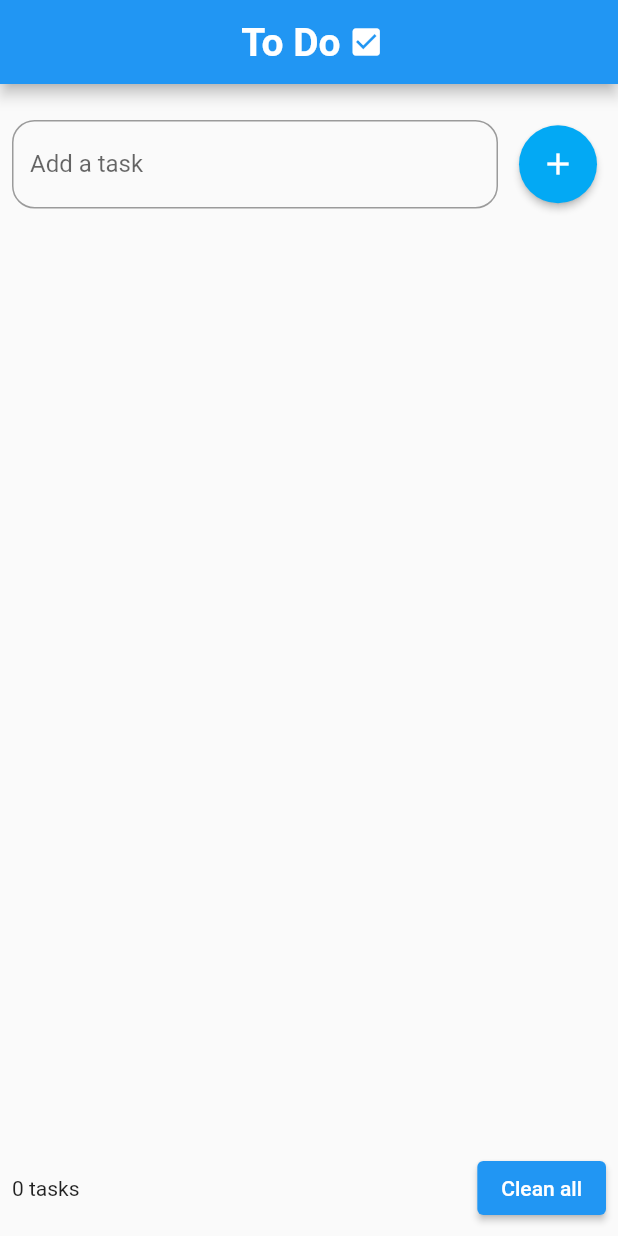
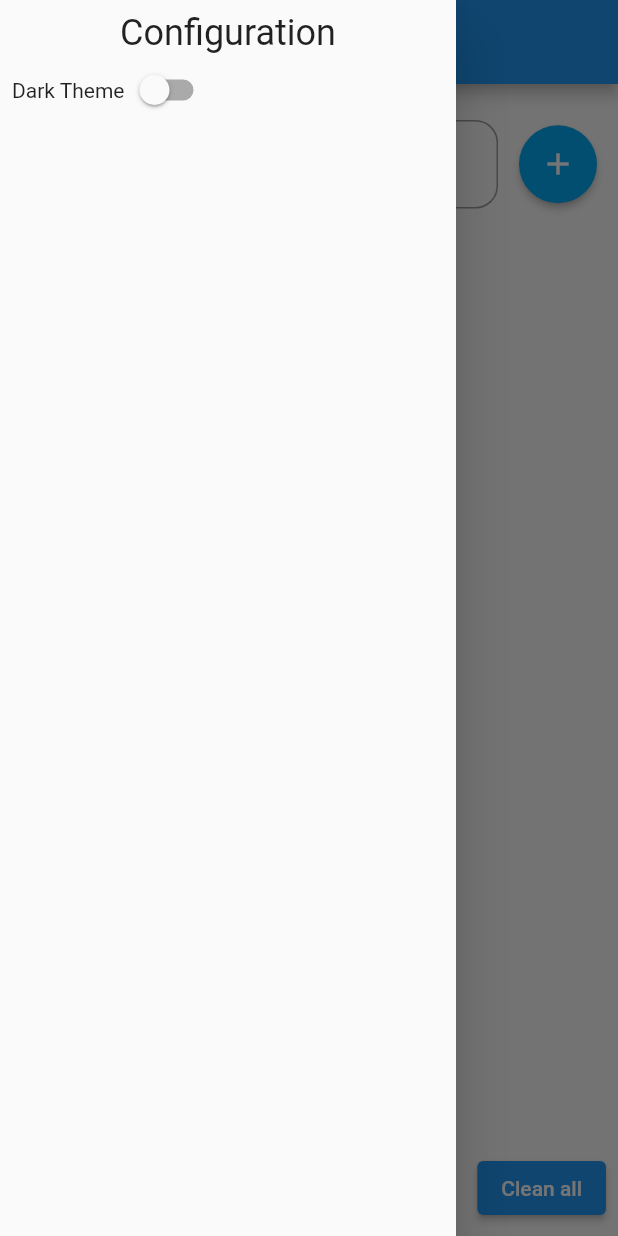
Before and after one commit to projEduardoValencio/lista_de_tarefas, a Flutter app: the screen it shows after launch, with the side drawer open (before the commit the screen has no drawer), on a phone screen of 412 x 824 dp. Run offline on Flutter 3.47's test engine with Material 2 defaults, Android fonts, the phone set to English and light mode, and no system bars; our stand-ins replace flutter_slidable, shared_preferences.

Commit message:
dark theme

```diff
--- a/lib/main.dart
+++ b/lib/main.dart
@@ -6,18 +6,39 @@ import 'package:lista_de_tarefas/pages/todo_list_page.dart';
 import 'package:path_provider/path_provider.dart';
 
 void main() {
-  runApp(const MyApp());
+  runApp(MyApp());
 }
 
-class MyApp extends StatelessWidget {
-  const MyApp({Key? key}) : super(key: key);
+class MyApp extends StatefulWidget {
+  MyApp({Key? key}) : super(key: key);
+
+  @override
+  State<MyApp> createState() => _MyAppState();
+}
+
+class _MyAppState extends State<MyApp> {
+  bool darkThemeOn = false;
 
   @override
   Widget build(BuildContext context) {
     return MaterialApp(
+      theme: darkThemeOn ? ThemeData.dark() : null,
       debugShowCheckedModeBanner: false,
-      home: TodoListPage(),
+      home: TodoListPage(
+        change: change,
+      ),
       // theme: ThemeData.dark(),
     );
   }
+
+  change() {
+    print("Dark");
+    setState(() {
+      if (darkThemeOn) {
+        darkThemeOn = false;
+      } else {
+        darkThemeOn = true;
+      }
+    });
+  }
 }
--- a/lib/model.json
+++ /dev/null
@@ -1,6 +0,0 @@
-[
-    {
-        "title": "Aprender flutter",
-        "ok": true,
-    }
-]
--- a/lib/pages/todo_list_page.dart
+++ b/lib/pages/todo_list_page.dart
@@ -7,10 +7,13 @@ import 'package:flutter/src/foundation/key.dart';
 import 'package:flutter/src/widgets/framework.dart';
 import 'package:lista_de_tarefas/models/todo_model.dart';
 import 'package:lista_de_tarefas/repositories/todo_repository.dart';
+import 'package:lista_de_tarefas/widgets/drawerItem.dart';
 import 'package:lista_de_tarefas/widgets/todoListItem.dart';
 
 class TodoListPage extends StatefulWidget {
-  TodoListPage({Key? key}) : super(key: key);
+  TodoListPage({Key? key, required this.change}) : super(key: key);
+
+  Function change;
 
   @override
   State<TodoListPage> createState() => _TodoListPageState();
@@ -48,14 +51,12 @@ class _TodoListPageState extends State<TodoListPage> {
   Widget build(BuildContext context) {
     return SafeArea(
       child: Scaffold(
+        drawer: DrawerItem(change: widget.change),
         appBar: AppBar(
           centerTitle: true,
           title: Row(
             mainAxisAlignment: MainAxisAlignment.center,
             children: [
-              SizedBox(
-                width: 5,
-              ),
               Text(
                 "To Do",
                 style: TextStyle(fontSize: 26, fontWeight: FontWeight.bold),
@@ -64,6 +65,9 @@ class _TodoListPageState extends State<TodoListPage> {
                 width: 5,
               ),
               Icon(Icons.check_box),
+              SizedBox(
+                width: 40.0,
+              ),
             ],
           ),
         ),
--- /dev/null
+++ b/lib/widgets/drawerItem.dart
@@ -0,0 +1,51 @@
+import 'package:flutter/material.dart';
+import 'package:flutter/src/foundation/key.dart';
+import 'package:flutter/src/widgets/framework.dart';
+
+class DrawerItem extends StatefulWidget {
+  DrawerItem({Key? key, required this.change}) : super(key: key);
+  Function change;
+
+  @override
+  State<DrawerItem> createState() => _DrawerItemState();
+}
+
+class _DrawerItemState extends State<DrawerItem> {
+  bool onDark = false;
+  @override
+  Widget build(BuildContext context) {
+    return Drawer(
+      child: Padding(
+        padding: const EdgeInsets.all(8.0),
+        child: Expanded(
+          child: ListView(
+            shrinkWrap: true,
+            children: [
+              Column(
+                children: [
+                  Text(
+                    "Configuration",
+                    style: TextStyle(fontSize: 24),
+                  ),
+                  Row(
+                    children: [
+                      Text("Dark Theme"),
+                      Switch(
+                          value: onDark,
+                          onChanged: (bool? value) {
+                            setState(() {
+                              onDark = value!;
+                              widget.change();
+                            });
+                          }),
+                    ],
+                  ),
+                ],
+              )
+            ],
+          ),
+        ),
+      ),
+    );
+  }
+}
```
Also changed, not shown: lib/models/list_todo_model.dart (deleted, +0 -32 lines).
